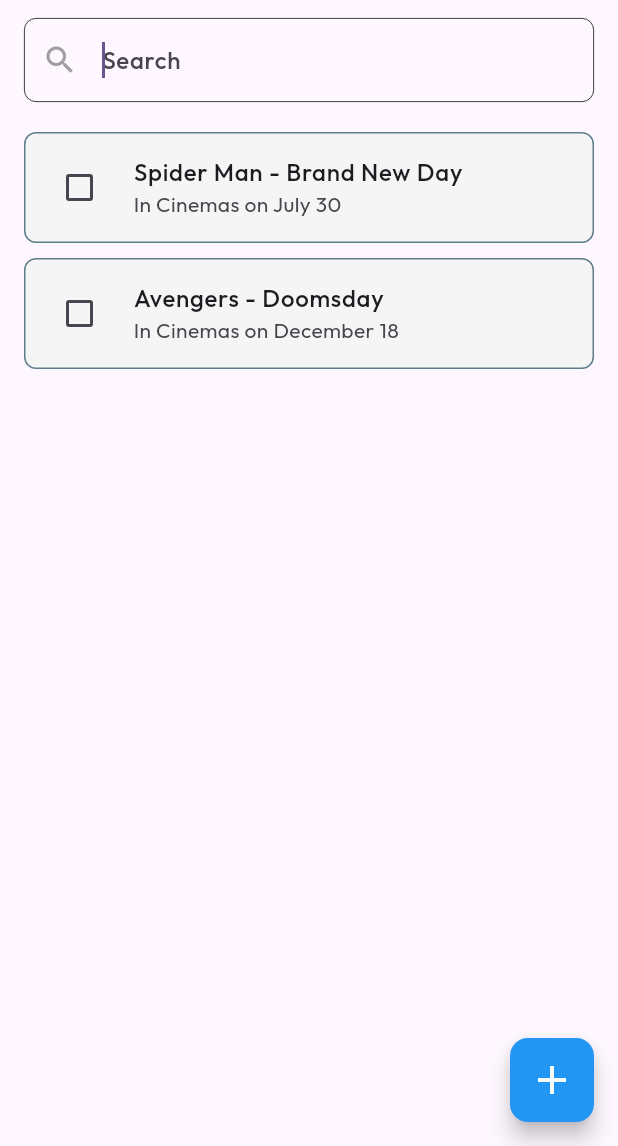
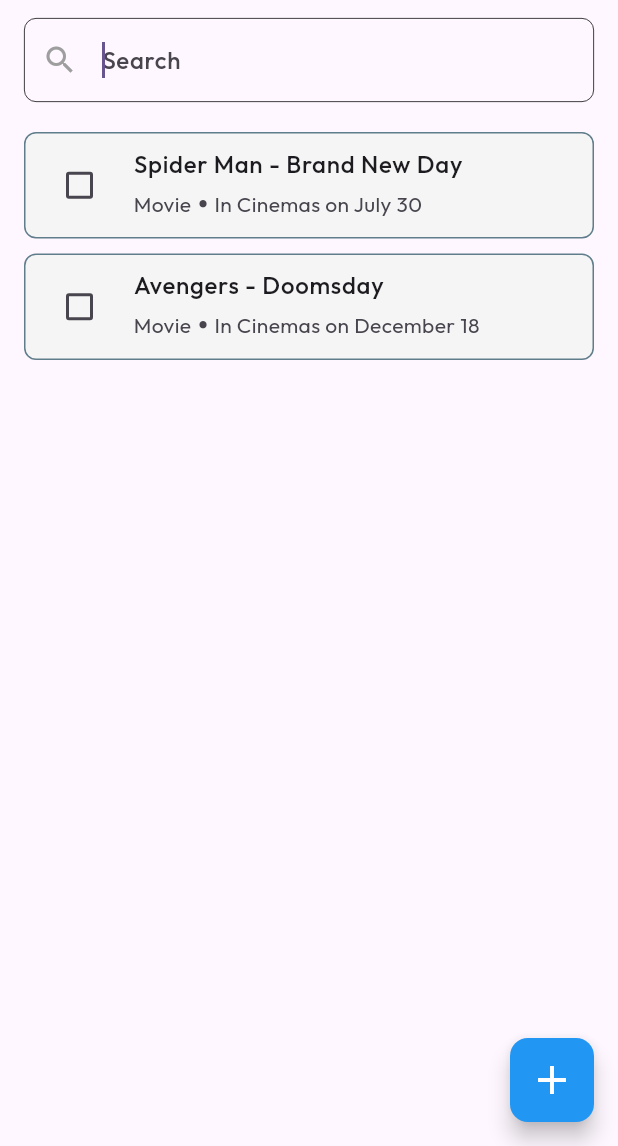
Before and after one commit to BhadriPrabhu/watchlist, a Flutter app: the screen it shows after launch, on a phone screen of 412 x 824 dp, the part 90-1236 px from its top. Run offline on Flutter 3.47's test engine with Material 3 defaults, Android fonts, the phone set to English and light mode, and no system bars; our stand-ins replace google_fonts.

Commit message:
feat: added type in ui in listview

```diff
--- a/lib/main.dart
+++ b/lib/main.dart
@@ -132,9 +132,13 @@ class _WatchlistScreenState extends State<WatchlistScreen> {
                   ),
                   DropdownButtonFormField<String>(
                     value: _typeValue,
-                    items: typeList.map((String e) {
-                      return DropdownMenuItem<String>(value: e ,child: Text(e));
-                    }).toList(),
+                    items:
+                        typeList.map((String e) {
+                          return DropdownMenuItem<String>(
+                            value: e,
+                            child: Text(e),
+                          );
+                        }).toList(),
                     onChanged: (value) {
                       setState(() {
                         _typeValue = value.toString();
@@ -345,7 +349,28 @@ class _WatchlistScreenState extends State<WatchlistScreen> {
                             ),
                           ),
                           subtitle:
-                              myList.desc != "" ? Text(myList.desc) : null,
+                              // myList.desc != "" ? Text('${myList.type} \u2022 ${myList.desc}') : Text(myList.type),
+                              myList.desc != ""
+                                  ? Text.rich(
+                                    TextSpan(
+                                      children: [
+                                        TextSpan(text: myList.type),
+                                        WidgetSpan(
+                                          alignment:
+                                              PlaceholderAlignment.middle,
+                                          child: Text(
+                                            " \u2022 ",
+                                            style: TextStyle(
+                                              fontSize: 20.0,
+                                              fontWeight: FontWeight.bold,
+                                            ),
+                                          ),
+                                        ),
+                                        TextSpan(text: myList.desc),
+                                      ],
+                                    ),
+                                  )
+                                  : Text(myList.type),
                           controlAffinity: ListTileControlAffinity.leading,
                           hoverColor: Colors.blueGrey,
 
```
